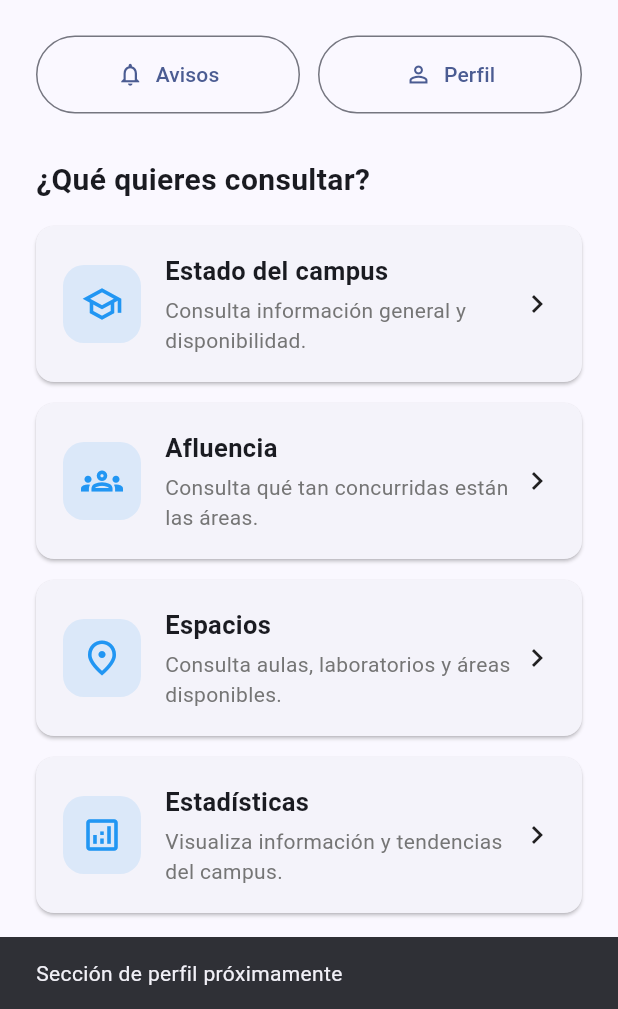
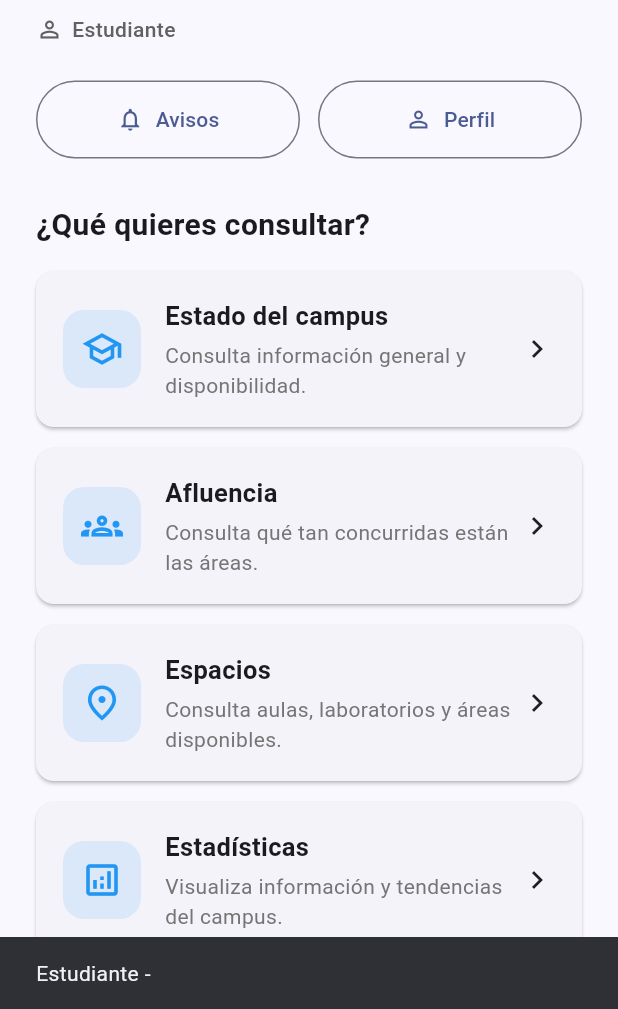
Before and after one commit to raulsalas703/campus_sense, a Flutter app: the screen it shows once a user with an empty profile is signed in, after a tap on "Perfil", on a phone screen of 412 x 824 dp, the part 227-1236 px from its top. Run offline on Flutter 3.47's test engine with Material 3 defaults, Android fonts, the light colour scheme and no system bars; our stand-ins replace cloud_firestore, firebase_auth, firebase_core; accounts and stored records are empty.

Commit message:
Leer perfil de usuario desde Firestore

```diff
--- a/campus_sense/lib/screens/home/home_screen.dart
+++ b/campus_sense/lib/screens/home/home_screen.dart
@@ -1,3 +1,4 @@
+import 'package:cloud_firestore/cloud_firestore.dart';
 import 'package:firebase_auth/firebase_auth.dart';
 import 'package:flutter/material.dart';
 
@@ -31,6 +32,34 @@ class HomeScreen extends StatelessWidget {
 
     if (salir == true) {
       await FirebaseAuth.instance.signOut();
+    }
+  }
+
+  String _nombreRol(String rol) {
+    switch (rol) {
+      case 'admin':
+        return 'Administrador';
+
+      case 'teacher':
+        return 'Docente';
+
+      case 'student':
+      default:
+        return 'Estudiante';
+    }
+  }
+
+  IconData _iconoRol(String rol) {
+    switch (rol) {
+      case 'admin':
+        return Icons.admin_panel_settings_outlined;
+
+      case 'teacher':
+        return Icons.school_outlined;
+
+      case 'student':
+      default:
+        return Icons.person_outline;
     }
   }
 
@@ -119,10 +148,50 @@ class HomeScreen extends StatelessWidget {
   Widget build(BuildContext context) {
     final user = FirebaseAuth.instance.currentUser;
 
-    final nombre = user?.displayName?.trim();
+    if (user == null) {
+      return const Scaffold(
+        body: Center(
+          child: Text('No hay una sesión activa.'),
+        ),
+      );
+    }
 
-    final nombreMostrar =
-        nombre != null && nombre.isNotEmpty ? nombre : 'Estudiante';
+    return StreamBuilder<DocumentSnapshot<Map<String, dynamic>>>(
+      stream: FirebaseFirestore.instance
+          .collection('users')
+          .doc(user.uid)
+          .snapshots(),
+      builder: (context, snapshot) {
+        if (snapshot.connectionState == ConnectionState.waiting) {
+          return const Scaffold(
+            body: Center(
+              child: CircularProgressIndicator(),
+            ),
+          );
+        }
+
+        final datos = snapshot.data?.data();
+
+        final nombreFirestore =
+            datos?['nombre']?.toString().trim() ?? '';
+
+        final correoFirestore =
+            datos?['correo']?.toString().trim() ?? '';
+
+        final rolFirestore =
+            datos?['rol']?.toString().trim() ?? 'student';
+
+        final nombreMostrar = nombreFirestore.isNotEmpty
+            ? nombreFirestore
+            : (user.displayName?.trim().isNotEmpty == true
+                ? user.displayName!.trim()
+                : 'Estudiante');
+
+        final correoMostrar = correoFirestore.isNotEmpty
+            ? correoFirestore
+            : (user.email ?? 'Sin correo');
+
+        final rolMostrar = _nombreRol(rolFirestore);
 
         return Scaffold(
           appBar: AppBar(
@@ -150,18 +219,34 @@ class HomeScreen extends StatelessWidget {
                       child: Column(
                         crossAxisAlignment: CrossAxisAlignment.start,
                         children: [
-                      const Text(
-                        'Cuenta',
-                        style: TextStyle(
+                          Text(
+                            nombreMostrar,
+                            style: const TextStyle(
                               fontWeight: FontWeight.bold,
                             ),
                           ),
                           const SizedBox(height: 4),
                           Text(
-                        user?.email ?? 'Sin correo',
+                            correoMostrar,
                             style: const TextStyle(
                               fontSize: 13,
                             ),
+                          ),
+                          const SizedBox(height: 6),
+                          Row(
+                            children: [
+                              Icon(
+                                _iconoRol(rolFirestore),
+                                size: 17,
+                              ),
+                              const SizedBox(width: 6),
+                              Text(
+                                rolMostrar,
+                                style: const TextStyle(
+                                  fontSize: 13,
+                                ),
+                              ),
+                            ],
                           ),
                         ],
                       ),
@@ -209,6 +294,28 @@ class HomeScreen extends StatelessWidget {
                           color: Colors.grey.shade600,
                         ),
                       ),
+
+                      const SizedBox(height: 10),
+
+                      Row(
+                        children: [
+                          Icon(
+                            _iconoRol(rolFirestore),
+                            size: 18,
+                            color: Colors.grey.shade700,
+                          ),
+                          const SizedBox(width: 6),
+                          Text(
+                            rolMostrar,
+                            style: TextStyle(
+                              fontSize: 14,
+                              color: Colors.grey.shade700,
+                              fontWeight: FontWeight.w500,
+                            ),
+                          ),
+                        ],
+                      ),
+
                       const SizedBox(height: 24),
 
                       Row(
@@ -232,9 +339,9 @@ class HomeScreen extends StatelessWidget {
                             label: 'Perfil',
                             onPressed: () {
                               ScaffoldMessenger.of(context).showSnackBar(
-                            const SnackBar(
+                                SnackBar(
                                   content: Text(
-                                'Sección de perfil próximamente',
+                                    '$nombreMostrar - $correoMostrar',
                                   ),
                                 ),
                               );
@@ -337,5 +444,7 @@ class HomeScreen extends StatelessWidget {
             ),
           ),
         );
+      },
+    );
   }
 }
```
Lines whose indentation alone changed are shown as unchanged.
